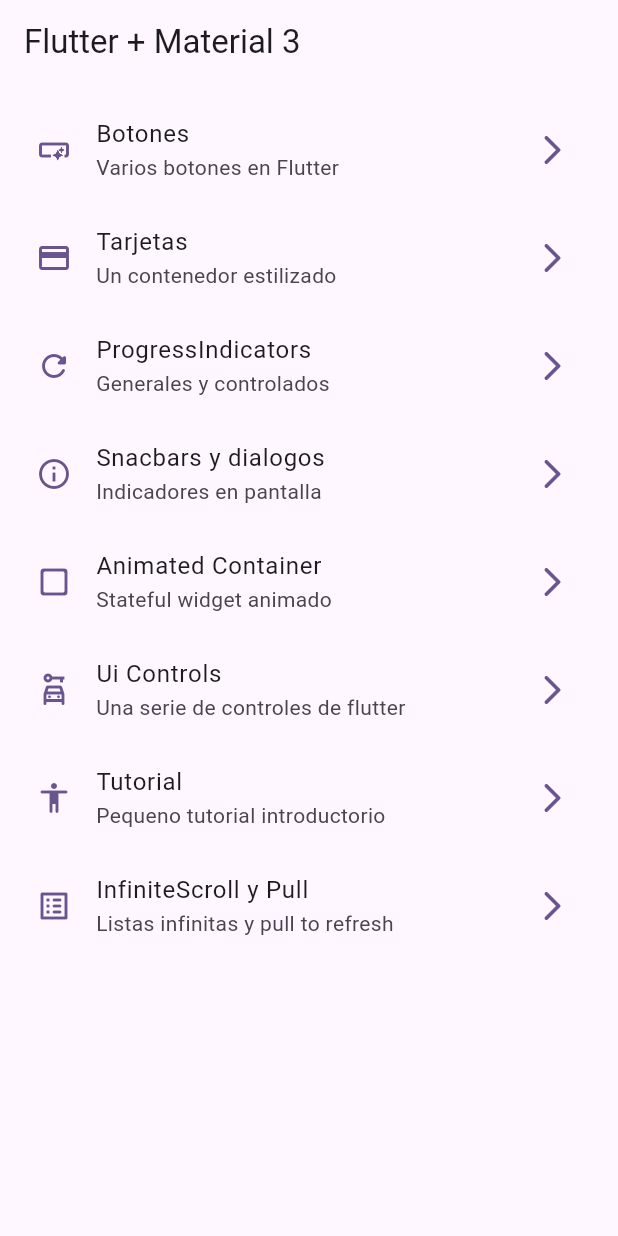
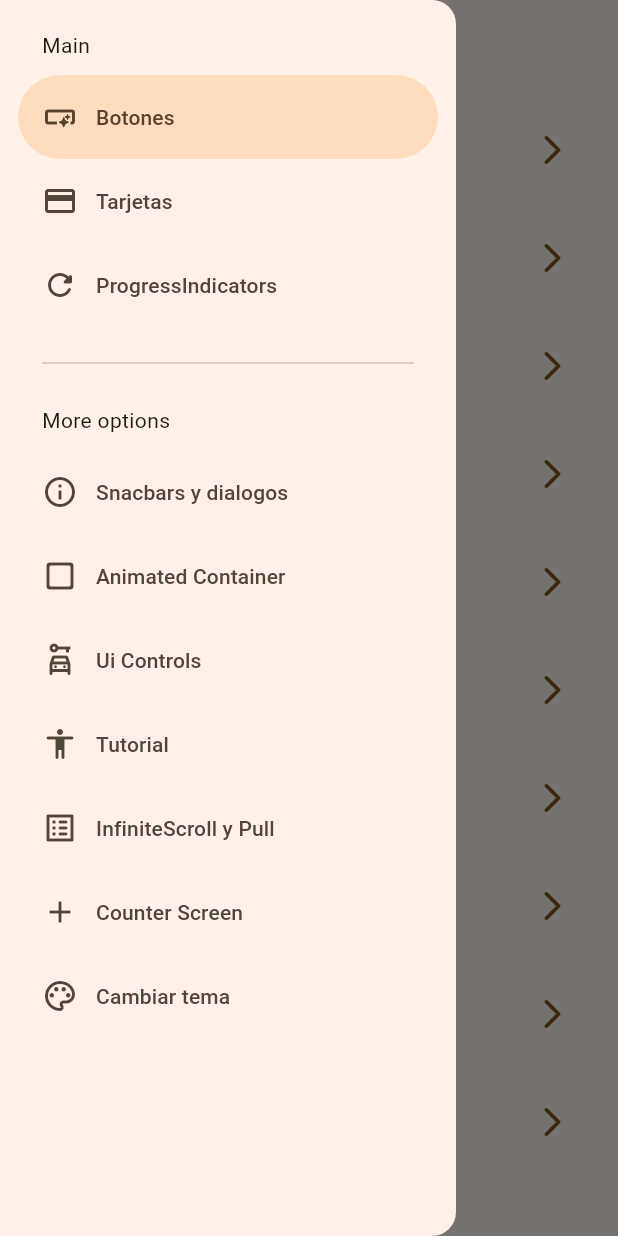
Before and after one commit to 4nacs4/Flutter-widgets-app, a Flutter app: the screen it shows after launch, with the side drawer open (before the commit the screen has no drawer), on a phone screen of 412 x 824 dp. Run offline on Flutter 3.47's test engine with Material 2 defaults, Android fonts, the phone set to English and light mode, and no system bars; our stand-ins replace animate_do, flutter_riverpod, go_router.

Commit message:
antes de state notifier

```diff
--- a/lib/config/menu/menu_items.dart
+++ b/lib/config/menu/menu_items.dart
@@ -54,4 +54,14 @@ const appMenuItems = <MenuItem>[
       subTitle: 'Listas infinitas y pull to refresh',
       link: '/infinite',
       icon: Icons.list_alt_rounded),
+  MenuItem(
+      title: 'Counter Screen',
+      subTitle: 'Counter screen riverpod',
+      link: '/counter-river',
+      icon: Icons.add),
+  MenuItem(
+      title: 'Cambiar tema',
+      subTitle: 'Cambiar tema de la aplicacion',
+      link: '/theme-changer',
+      icon: Icons.color_lens_outlined),
 ];
--- a/lib/config/router/app_router.dart
+++ b/lib/config/router/app_router.dart
@@ -1,4 +1,5 @@
 import 'package:go_router/go_router.dart';
+import 'package:widgets_app/presentation/screens/counter/counter_screen.dart';
 import 'package:widgets_app/presentation/screens/screens.dart';
 
 // GoRouter configuration
@@ -50,5 +51,15 @@ final appRouter = GoRouter(
       name: InfiniteScrollScreen.name,
       builder: (context, state) => const InfiniteScrollScreen(),
     ),
+    GoRoute(
+      path: '/counter-river',
+      name: CounterScreen.name,
+      builder: (context, state) => const CounterScreen(),
+    ),
+    GoRoute(
+      path: '/theme-changer',
+      name: ThemeChangerScreen.name,
+      builder: (context, state) => const ThemeChangerScreen(),
+    ),
   ],
 );
--- a/lib/config/theme/app_theme.dart
+++ b/lib/config/theme/app_theme.dart
@@ -14,11 +14,15 @@ const colorList = <Color>[
 
 class AppTheme {
   final int selectedColor;
-  AppTheme({this.selectedColor = 0})
+  final bool isDarkMode;
+  AppTheme({this.isDarkMode = false, this.selectedColor = 0})
       : assert(selectedColor >= 0, 'Selected color must be greater than 0'),
         assert(selectedColor < colorList.length,
             'Selected must be less or equal than ${colorList.length - 1}');
 
-  ThemeData getTheme() =>
-      ThemeData(useMaterial3: true, colorSchemeSeed: colorList[selectedColor], appBarTheme: const AppBarTheme(centerTitle: false));
+  ThemeData getTheme() => ThemeData(
+      useMaterial3: true,
+      brightness: isDarkMode ? Brightness.dark : Brightness.light,
+      colorSchemeSeed: colorList[selectedColor],
+      appBarTheme: const AppBarTheme(centerTitle: false));
 }
--- a/lib/main.dart
+++ b/lib/main.dart
@@ -1,21 +1,27 @@
 import 'package:flutter/material.dart';
+import 'package:flutter_riverpod/flutter_riverpod.dart';
 import 'package:widgets_app/config/router/app_router.dart';
 import 'package:widgets_app/config/theme/app_theme.dart';
+import 'package:widgets_app/presentation/providers/theme_provider.dart';
 
 void main() {
-  runApp(const MainApp());
+  runApp(const ProviderScope(child: MainApp()));
 }
 
-class MainApp extends StatelessWidget {
+class MainApp extends ConsumerWidget {
   const MainApp({super.key});
 
   @override
-  Widget build(BuildContext context) {
+  Widget build(BuildContext context, ref) {
+    final int selectedColor = ref.watch(selectedColorProvider);
+    final bool isDarkMode = ref.watch(isDarkModeProvider);
+
     return MaterialApp.router(
       title: 'Flutter Widgets',
       routerConfig: appRouter,
       debugShowCheckedModeBanner: false,
-      theme: AppTheme(selectedColor: 5).getTheme(),
+      theme: AppTheme(selectedColor: selectedColor, isDarkMode: isDarkMode)
+          .getTheme(),
     );
   }
 }
--- /dev/null
+++ b/lib/presentation/providers/counter_provider.dart
@@ -0,0 +1,3 @@
+import 'package:flutter_riverpod/flutter_riverpod.dart';
+
+final counterProvider = StateProvider((ref) => 5);
--- /dev/null
+++ b/lib/presentation/providers/theme_provider.dart
@@ -0,0 +1,10 @@
+import 'package:flutter_riverpod/flutter_riverpod.dart';
+import 'package:widgets_app/config/theme/app_theme.dart';
+
+final isDarkModeProvider = StateProvider((ref) => false);
+
+//Listado de colores inmutable
+final colorListProvider = Provider((ref) => colorList);
+
+//Un simplre int
+final selectedColorProvider = StateProvider((ref) => 6);
--- a/lib/presentation/screens/home/home_screen.dart
+++ b/lib/presentation/screens/home/home_screen.dart
@@ -1,8 +1,7 @@
 import 'package:flutter/material.dart';
 import 'package:go_router/go_router.dart';
 import 'package:widgets_app/config/menu/menu_items.dart';
-
-import '../buttons/buttons_screen.dart';
+import 'package:widgets_app/presentation/widgets/side_menu.dart';
 
 class HomeScreen extends StatelessWidget {
   static const String name = 'home_screen';
@@ -10,9 +9,12 @@ class HomeScreen extends StatelessWidget {
 
   @override
   Widget build(BuildContext context) {
+    final scaffoldKey = GlobalKey<ScaffoldState>();
     return Scaffold(
+      key: scaffoldKey,
       appBar: AppBar(title: const Text('Flutter + Material 3')),
       body: _HomeView(),
+      drawer: SideMenu(scaffoldKey: scaffoldKey),
     );
   }
 }
--- a/lib/presentation/screens/screens.dart
+++ b/lib/presentation/screens/screens.dart
@@ -1,4 +1,3 @@
-
 export 'package:widgets_app/presentation/screens/animated/animated_screen.dart';
 export 'package:widgets_app/presentation/screens/animated/app_tutorial/app_tutorial_screen.dart';
 export 'package:widgets_app/presentation/screens/buttons/buttons_screen.dart';
@@ -7,4 +6,5 @@ export 'package:widgets_app/presentation/screens/home/home_screen.dart';
 export 'package:widgets_app/presentation/screens/infinite_scroll/infinite_scroll_screen.dart';
 export 'package:widgets_app/presentation/screens/progress/progress_screen.dart';
 export 'package:widgets_app/presentation/screens/snackbar/snackbar_screen.dart';
+export 'package:widgets_app/presentation/screens/theme_changer/theme_changer_screen.dart';
 export 'package:widgets_app/presentation/screens/ui_controls/ui_controls_screen.dart';
--- /dev/null
+++ b/lib/presentation/widgets/side_menu.dart
@@ -0,0 +1,56 @@
+import 'dart:io';
+
+import 'package:flutter/material.dart';
+import 'package:go_router/go_router.dart';
+import 'package:widgets_app/config/menu/menu_items.dart';
+
+class SideMenu extends StatefulWidget {
+  final GlobalKey<ScaffoldState> scaffoldKey;
+
+  const SideMenu({super.key, required this.scaffoldKey});
+
+  @override
+  State<SideMenu> createState() => _SideMenuState();
+}
+
+class _SideMenuState extends State<SideMenu> {
+  int navDrawerInder = 0;
+
+  @override
+  Widget build(BuildContext context) {
+    final hasNotch = MediaQuery.of(context).viewPadding.top > 35;
+
+    return NavigationDrawer(
+        selectedIndex: navDrawerInder,
+        onDestinationSelected: (value) {
+          setState(() {
+            navDrawerInder = value;
+          });
+          final menuItem = appMenuItems[value];
+          context.push(menuItem.link);
+          widget.scaffoldKey.currentState?.closeDrawer();
+        },
+        children: [
+          Padding(
+            padding: EdgeInsets.fromLTRB(28, hasNotch ? 10 : 20, 16, 10),
+            child: const Text('Main'),
+          ),
+          ...appMenuItems.sublist(0, 3).map(
+                (item) => NavigationDrawerDestination(
+                    icon: Icon(item.icon), label: Text(item.title)),
+              ),
+          const Padding(
+            padding: EdgeInsets.fromLTRB(28, 16, 28, 10),
+            child: Divider(),
+          ),
+          const Padding(
+            padding: EdgeInsets.fromLTRB(28, 10, 16, 10),
+            child: Text('More options'),
+          ),
+          ...appMenuItems.sublist(3).map(
+                (item) => NavigationDrawerDestination(
+                    icon: Icon(item.icon), label: Text(item.title)),
+              ),
+        ]);
+  }
+}
--- a/pubspec.yaml
+++ b/pubspec.yaml
@@ -10,6 +10,7 @@ dependencies:
   animate_do: ^3.0.2
   flutter:
     sdk: flutter
+  flutter_riverpod: ^2.4.3
   go_router: ^10.1.0
 
 dev_dependencies:
```
Also changed, not shown: lib/presentation/screens/counter/counter_screen.dart (added, +42 -0 lines), lib/presentation/screens/theme_changer/theme_changer_screen.dart (added, +56 -0 lines), pubspec.lock, 2 other files.
